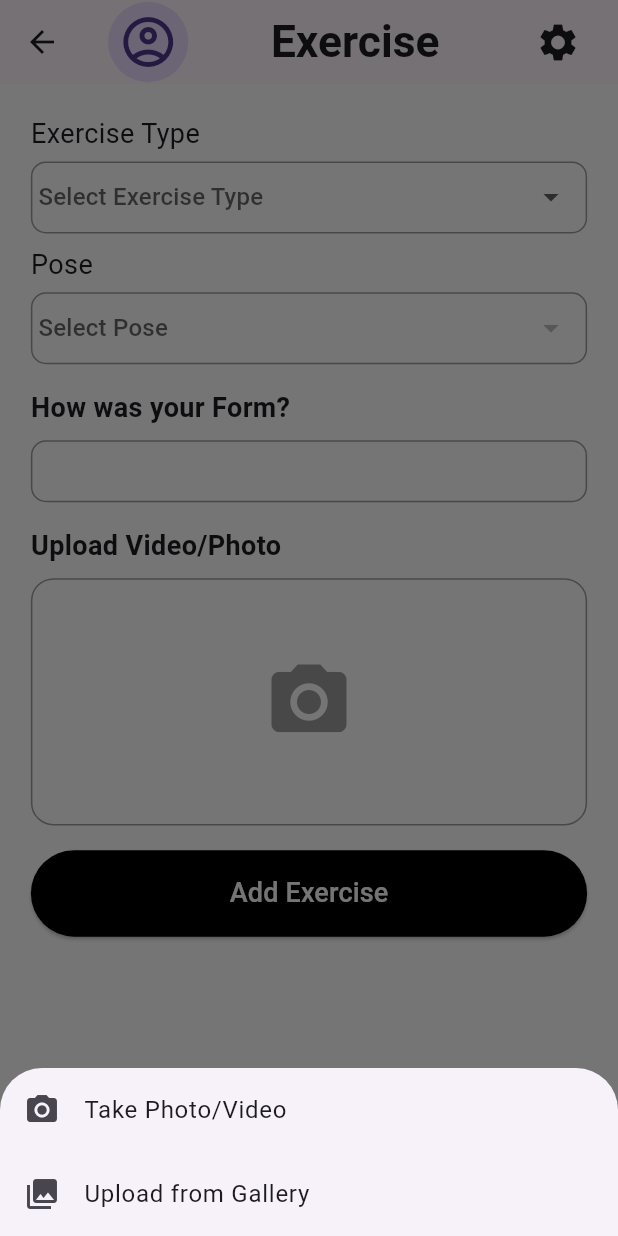
After one commit to mgkram4/GDSC-Perfect-Pose, a Flutter app: the PostPage screen opened directly, after a tap on the "camera alt" icon, on a phone screen of 412 x 824 dp. The commit adds this screen. Run offline on Flutter 3.47's test engine with Material 3 defaults, Android fonts, the phone set to English and light mode, and no system bars; our stand-ins replace firebase_auth, firebase_core; accounts and stored records are empty.

Commit message:
Implement post page UI and pop-up modal for cards on home page

```diff
--- /dev/null
+++ b/frontend/lib/pages/post_page.dart
@@ -0,0 +1,216 @@
+import 'package:flutter/material.dart';
+import 'package:perfect_pose/widgets/bottom_bar.dart';
+import 'package:perfect_pose/widgets/top_app_bar.dart';
+import 'package:perfect_pose/widgets/settings_modal.dart';
+
+class PostPage extends StatefulWidget {
+  const PostPage({super.key});
+
+  @override
+  _PostPageState createState() => _PostPageState();
+}
+
+class _PostPageState extends State<PostPage> {
+  String? _selectedExerciseType;
+  String? _selectedPose;
+
+  final List<String> _exerciseTypes = ['Weight Lifting', 'Yoga', 'Running', 'Cardio'];
+
+  // Map exercise types to their corresponding poses
+  final Map<String, List<String>> _exercisePoses = {
+    'Weight Lifting': ['Deadlift'],
+    'Yoga': ['Downward Dog'],
+    'Cardio': ['Runner\'s Lunge'],
+    'Running': ['Touch Toes'],
+  };
+
+  List<String> _poses = [];
+
+  @override
+  Widget build(BuildContext context) {
+    double screenWidth = MediaQuery.of(context).size.width;
+    double screenHeight = MediaQuery.of(context).size.height;
+
+    return Scaffold(
+      backgroundColor: Colors.white,
+      appBar: top_app_bar(
+        centerText: 'Exercise',
+        onSettingsTap: () => showSettingsModal(context),
+      ),
+      bottomNavigationBar: const bottom_bar(),
+      body: SafeArea(
+        child: SingleChildScrollView(
+          child: Padding(
+            padding: EdgeInsets.symmetric(
+              horizontal: screenWidth * 0.05,
+              vertical: screenHeight * 0.015,
+            ),
+            child: Column(
+              crossAxisAlignment: CrossAxisAlignment.start,
+              children: [
+                SizedBox(height: screenHeight * 0.01), // Spacing after the top bar
+
+                // Exercise Type Selection Dropdown
+                _buildDropdown(
+                  label: 'Exercise Type',
+                  value: _selectedExerciseType,
+                  items: _exerciseTypes,
+                  onChanged: (String? newValue) {
+                    setState(() {
+                      _selectedExerciseType = newValue;
+                      _selectedPose = null; // Reset selected pose
+                      _poses = _exercisePoses[newValue!] ?? [];
+                    });
+                  },
+                ),
+                SizedBox(height: screenHeight * 0.01),
+
+                // Pose Selection Dropdown
+                _buildDropdown(
+                  label: 'Pose',
+                  value: _selectedPose,
+                  items: _poses,
+                  onChanged: _poses.isNotEmpty
+                      ? (String? newValue) {
+                          setState(() {
+                            _selectedPose = newValue;
+                          });
+                        }
+                      : null, // Disable if no poses available
+                ),
+                SizedBox(height: screenHeight * 0.02),
+
+                // Form Rating Section (Placeholder)
+                const Text('How was your Form?', style: TextStyle(fontSize: 18, fontWeight: FontWeight.bold)),
+                SizedBox(height: screenHeight * 0.01),
+                // Responsive placeholder box
+                Container(
+                  height: screenHeight * 0.05, // Adjust the height as needed
+                  width: double.infinity,
+                  decoration: BoxDecoration(
+                    border: Border.all(color: Colors.grey),
+                    borderRadius: BorderRadius.circular(10),
+                  ),
+                  // You can add a placeholder text or image here if needed
+                ),
+                SizedBox(height: screenHeight * 0.02),
+
+                // Upload Video/Photo Section
+                const Text('Upload Video/Photo', style: TextStyle(fontSize: 18, fontWeight: FontWeight.bold)),
+                SizedBox(height: screenHeight * 0.01),
+                GestureDetector(
+                  onTap: () {
+                    _showUploadModalBottomSheet(context);
+                  },
+                  child: Container(
+                    height: screenHeight * 0.20,
+                    width: double.infinity,
+                    decoration: BoxDecoration(
+                      border: Border.all(color: Colors.grey),
+                      borderRadius: BorderRadius.circular(15),
+                    ),
+                    child: const Icon(Icons.camera_alt, size: 60, color: Colors.grey),
+                  ),
+                ),
+                SizedBox(height: screenHeight * 0.02),
+
+                // Add Exercise Button
+                ElevatedButton(
+                  onPressed: () {
+                    // Add Exercise logic here
+                  },
+                  style: ElevatedButton.styleFrom(
+                    backgroundColor: Colors.black,
+                    minimumSize: Size(double.infinity, screenHeight * 0.07), // Full-width button
+                  ),
+                  child: const Text('Add Exercise', style: TextStyle(color: Colors.white, fontSize: 18)),
+                ),
+              ],
+            ),
+          ),
+        ),
+      ),
+    );
+  }
+
+  Widget _buildDropdown({
+    required String label,
+    required String? value,
+    required List<String> items,
+    required ValueChanged<String?>? onChanged,
+  }) {
+    return Column(
+      crossAxisAlignment: CrossAxisAlignment.start,
+      children: [
+        Text(label, style: const TextStyle(fontSize: 18)),
+        const SizedBox(height: 5),
+        ButtonTheme(
+          alignedDropdown: true, // Align the dropdown menu with the field
+          child: Theme(
+            data: Theme.of(context).copyWith(
+              canvasColor: Colors.white, // Set the dropdown menu color to white
+            ),
+            child: DropdownButtonFormField<String>(
+              isExpanded: true, // Make the dropdown field fill the available width
+              value: value,
+              decoration: InputDecoration(
+                border: OutlineInputBorder(
+                  borderRadius: BorderRadius.circular(10.0), // Add rounded corners
+                ),
+                enabledBorder: OutlineInputBorder(
+                  borderRadius: BorderRadius.circular(10.0), // Rounded corners when enabled
+                  borderSide: BorderSide(color: Colors.grey),
+                ),
+                focusedBorder: OutlineInputBorder(
+                  borderRadius: BorderRadius.circular(10.0), // Rounded corners when focused
+                  borderSide: BorderSide(color: Colors.black),
+                ),
+                contentPadding: const EdgeInsets.symmetric(horizontal: 1, vertical: 1),
+              ),
+              hint: Text('Select $label'),
+              onChanged: onChanged,
+              items: items.map((String item) {
+                return DropdownMenuItem<String>(
+                  value: item,
+                  child: Text(item),
+                );
+              }).toList(),
+            ),
+          ),
+        ),
+      ],
+    );
+  }
+
+
+  // Show modal bottom sheet for uploading media
+  void _showUploadModalBottomSheet(BuildContext context) {
+    showModalBottomSheet(
+      context: context,
+      builder: (BuildContext context) {
+        return SafeArea(
+          child: Wrap(
+            children: [
+              ListTile(
+                leading: const Icon(Icons.camera_alt),
+                title: const Text('Take Photo/Video'),
+                onTap: () {
+                  // Handle take photo/video action
+                  Navigator.pop(context);
+                },
+              ),
+              ListTile(
+                leading: const Icon(Icons.photo_library),
+                title: const Text('Upload from Gallery'),
+                onTap: () {
+                  // Handle upload from gallery action
+                  Navigator.pop(context);
+                },
+              ),
+            ],
+          ),
+        );
+      },
+    );
+  }
+}
```
Also changed, not shown: frontend/lib/pages/home_page.dart (+57 -0 lines), 1 other file.
